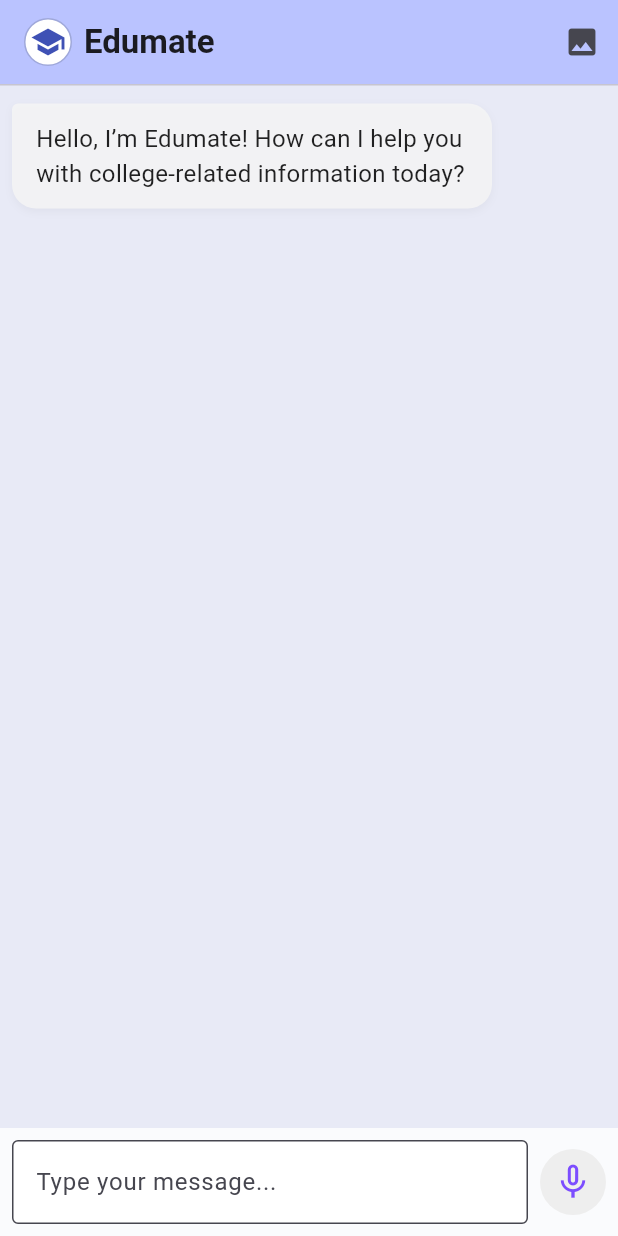
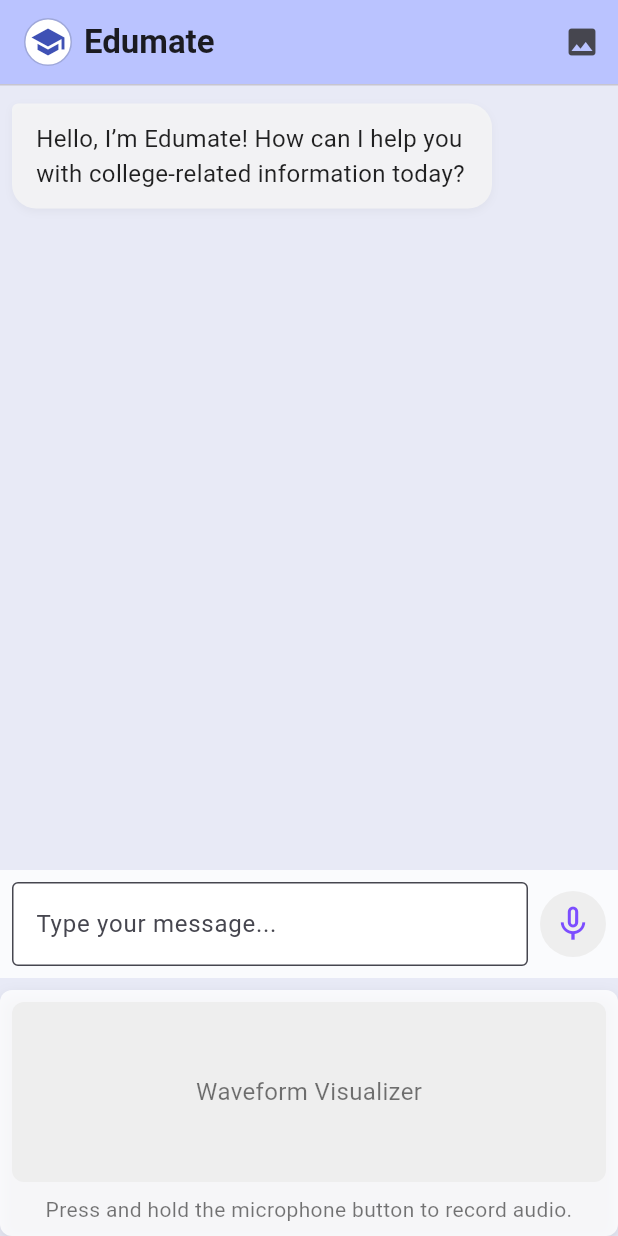
Before and after one commit to Jxck-007/Edumate, a Flutter app: the screen it shows after launch, on a phone screen of 412 x 824 dp. Run offline on Flutter 3.47's test engine with Material 3 defaults, Android fonts, the phone set to English and light mode, and no system bars; our stand-ins replace flutter_tts, image_picker, speech_to_text; missing offline and left inert: google_mlkit_language_id, translator.

Commit message:
voice chat

```diff
--- a/lib/main.dart
+++ b/lib/main.dart
@@ -309,6 +309,52 @@ class _ChatScreenState extends State<ChatScreen> {
                 ],
               ),
             ),
+            // Waveform visualizer placeholder
+            Container(
+              margin: const EdgeInsets.only(top: 8),
+              padding: const EdgeInsets.all(8),
+              decoration: BoxDecoration(
+                color: Colors.white.withOpacity(0.8),
+                borderRadius: BorderRadius.circular(8),
+                boxShadow: [
+                  BoxShadow(
+                    color: Colors.black.withOpacity(0.1),
+                    blurRadius: 8,
+                    offset: const Offset(0, 4),
+                  ),
+                ],
+              ),
+              child: Column(
+                children: [
+                  Container(
+                    width: double.infinity,
+                    height: 120,
+                    decoration: BoxDecoration(
+                      color: Colors.grey.shade200,
+                      borderRadius: BorderRadius.circular(8),
+                    ),
+                    child: const Center(
+                      child: Text(
+                        'Waveform Visualizer',
+                        style: TextStyle(
+                          color: Colors.black54,
+                          fontSize: 16,
+                        ),
+                      ),
+                    ),
+                  ),
+                  const SizedBox(height: 8),
+                  const Text(
+                    'Press and hold the microphone button to record audio.',
+                    style: TextStyle(
+                      color: Colors.black54,
+                      fontSize: 14,
+                    ),
+                    textAlign: TextAlign.center,
+                  ),
+                ],
+              ),
+            ),
           ],
         ),
       ),
```
